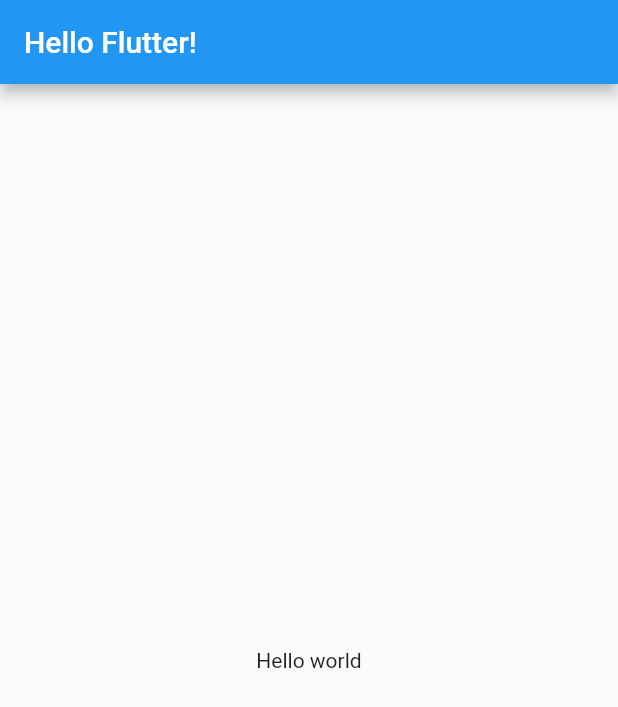
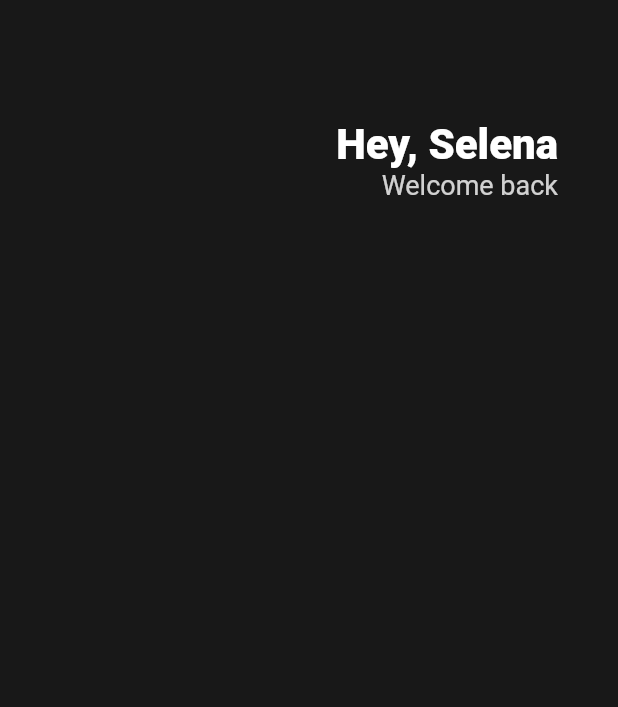
Before and after one commit to es5es5/toonflix, a Flutter app: the screen it shows after launch, on a phone screen of 412 x 824 dp. Shown: the top 707 px of the screen. Run offline on Flutter 3.47's test engine with Material 2 defaults, Android fonts, the phone set to English and light mode, and no system bars.

Commit message:
#3.0 Header

```diff
--- a/lib/main.dart
+++ b/lib/main.dart
@@ -9,11 +9,41 @@ class App extends StatelessWidget {
   Widget build(BuildContext context) {
     return MaterialApp(
       home: Scaffold(
-        appBar: AppBar(
-          title: Text('Hello Flutter!'),
-        ),
-        body: Center(
-          child: Text('Hello world'),
+        backgroundColor: Color(0xFF181818),
+        body: Padding(
+          padding: EdgeInsets.symmetric(horizontal: 40),
+          child: Column(
+            children: [
+              SizedBox(
+                height: 80,
+              ),
+              Row(
+                mainAxisAlignment: MainAxisAlignment.end,
+                children: [
+                  Column(
+                    crossAxisAlignment: CrossAxisAlignment.end,
+                    children: [
+                      Text(
+                        'Hey, Selena',
+                        style: TextStyle(
+                          color: Colors.white,
+                          fontSize: 28,
+                          fontWeight: FontWeight.w800,
+                        ),
+                      ),
+                      Text(
+                        'Welcome back',
+                        style: TextStyle(
+                          color: Colors.white.withOpacity(0.8),
+                          fontSize: 18,
+                        ),
+                      ),
+                    ],
+                  )
+                ],
+              )
+            ],
+          ),
         ),
       ),
     );
```
